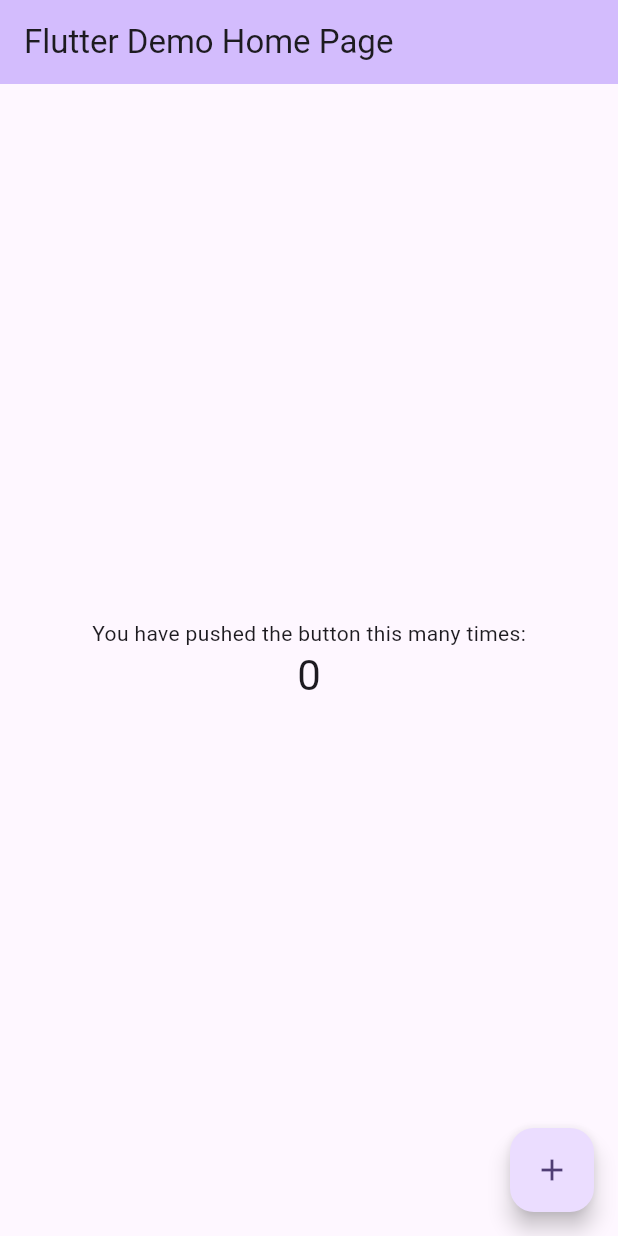
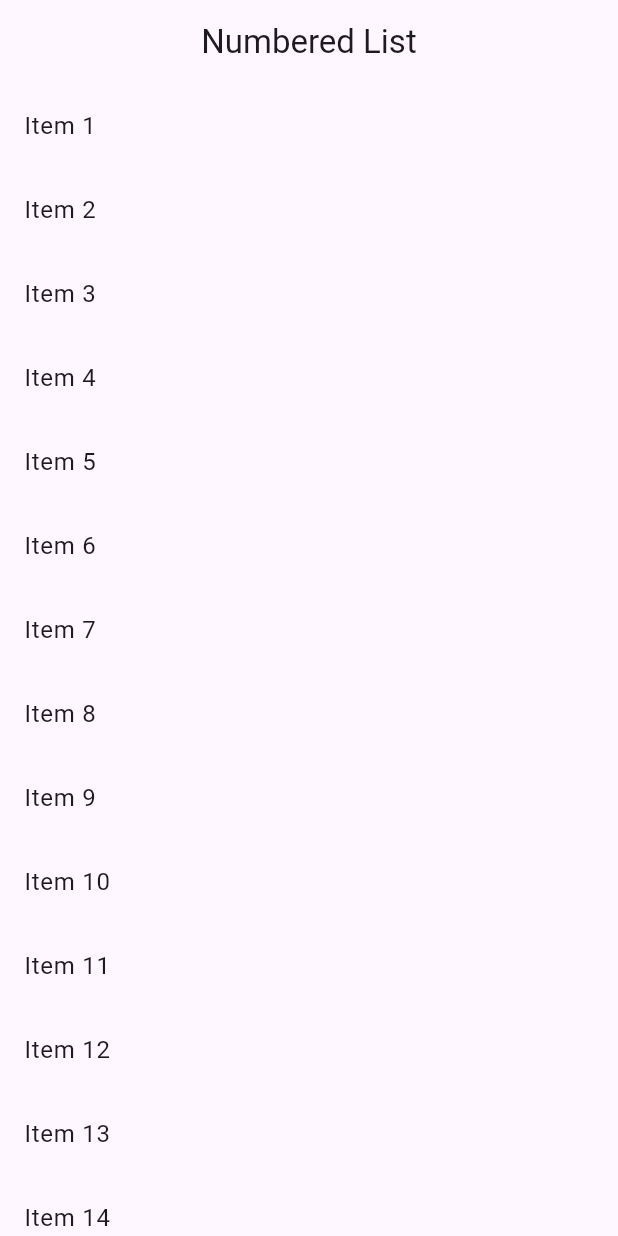
Before and after one commit to Mahfuj-976/tracker_sheet, a Flutter app: the screen it shows after launch, on a phone screen of 412 x 824 dp. Run offline on Flutter 3.47's test engine with Material 3 defaults, Android fonts, the phone set to English and light mode, and no system bars.

Commit message:
task03 done

```diff
--- a/task_03/lib/main.dart
+++ b/task_03/lib/main.dart
@@ -1,122 +1,33 @@
 import 'package:flutter/material.dart';
 
 void main() {
-  runApp(const MyApp());
+  runApp(MyApp());
 }
 
 class MyApp extends StatelessWidget {
-  const MyApp({super.key});
-
-  // This widget is the root of your application.
   @override
   Widget build(BuildContext context) {
     return MaterialApp(
-      title: 'Flutter Demo',
-      theme: ThemeData(
-        // This is the theme of your application.
-        //
-        // TRY THIS: Try running your application with "flutter run". You'll see
-        // the application has a purple toolbar. Then, without quitting the app,
-        // try changing the seedColor in the colorScheme below to Colors.green
-        // and then invoke "hot reload" (save your changes or press the "hot
-        // reload" button in a Flutter-supported IDE, or press "r" if you used
-        // the command line to start the app).
-        //
-        // Notice that the counter didn't reset back to zero; the application
-        // state is not lost during the reload. To reset the state, use hot
-        // restart instead.
-        //
-        // This works for code too, not just values: Most code changes can be
-        // tested with just a hot reload.
-        colorScheme: ColorScheme.fromSeed(seedColor: Colors.deepPurple),
-      ),
-      home: const MyHomePage(title: 'Flutter Demo Home Page'),
+      title: 'ListView Example',
+      home: ItemListScreen(),
+      debugShowCheckedModeBanner: false,
     );
   }
 }
 
-class MyHomePage extends StatefulWidget {
-  const MyHomePage({super.key, required this.title});
-
-  // This widget is the home page of your application. It is stateful, meaning
-  // that it has a State object (defined below) that contains fields that affect
-  // how it looks.
-
-  // This class is the configuration for the state. It holds the values (in this
-  // case the title) provided by the parent (in this case the App widget) and
-  // used by the build method of the State. Fields in a Widget subclass are
-  // always marked "final".
-
-  final String title;
-
-  @override
-  State<MyHomePage> createState() => _MyHomePageState();
-}
-
-class _MyHomePageState extends State<MyHomePage> {
-  int _counter = 0;
-
-  void _incrementCounter() {
-    setState(() {
-      // This call to setState tells the Flutter framework that something has
-      // changed in this State, which causes it to rerun the build method below
-      // so that the display can reflect the updated values. If we changed
-      // _counter without calling setState(), then the build method would not be
-      // called again, and so nothing would appear to happen.
-      _counter++;
-    });
-  }
+class ItemListScreen extends StatelessWidget {
+  final List<int> items = List.generate(20, (index) => index + 1);
 
   @override
   Widget build(BuildContext context) {
-    // This method is rerun every time setState is called, for instance as done
-    // by the _incrementCounter method above.
-    //
-    // The Flutter framework has been optimized to make rerunning build methods
-    // fast, so that you can just rebuild anything that needs updating rather
-    // than having to individually change instances of widgets.
     return Scaffold(
-      appBar: AppBar(
-        // TRY THIS: Try changing the color here to a specific color (to
-        // Colors.amber, perhaps?) and trigger a hot reload to see the AppBar
-        // change color while the other colors stay the same.
-        backgroundColor: Theme.of(context).colorScheme.inversePrimary,
-        // Here we take the value from the MyHomePage object that was created by
-        // the App.build method, and use it to set our appbar title.
-        title: Text(widget.title),
+      appBar: AppBar(title: Text('Numbered List'), centerTitle: true),
+      body: ListView.builder(
+        itemCount: items.length,
+        itemBuilder: (context, index) {
+          return ListTile(title: Text('Item ${items[index]}'));
+        },
       ),
-      body: Center(
-        // Center is a layout widget. It takes a single child and positions it
-        // in the middle of the parent.
-        child: Column(
-          // Column is also a layout widget. It takes a list of children and
-          // arranges them vertically. By default, it sizes itself to fit its
-          // children horizontally, and tries to be as tall as its parent.
-          //
-          // Column has various properties to control how it sizes itself and
-          // how it positions its children. Here we use mainAxisAlignment to
-          // center the children vertically; the main axis here is the vertical
-          // axis because Columns are vertical (the cross axis would be
-          // horizontal).
-          //
-          // TRY THIS: Invoke "debug painting" (choose the "Toggle Debug Paint"
-          // action in the IDE, or press "p" in the console), to see the
-          // wireframe for each widget.
-          mainAxisAlignment: MainAxisAlignment.center,
-          children: <Widget>[
-            const Text('You have pushed the button this many times:'),
-            Text(
-              '$_counter',
-              style: Theme.of(context).textTheme.headlineMedium,
-            ),
-          ],
-        ),
-      ),
-      floatingActionButton: FloatingActionButton(
-        onPressed: _incrementCounter,
-        tooltip: 'Increment',
-        child: const Icon(Icons.add),
-      ), // This trailing comma makes auto-formatting nicer for build methods.
     );
   }
 }
```
Also changed, not shown: 1 other file.
